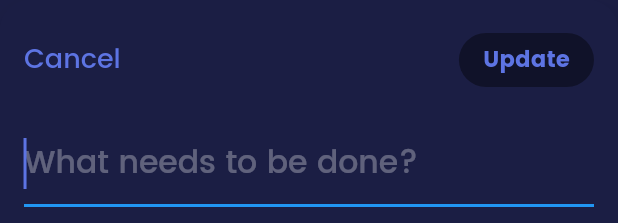
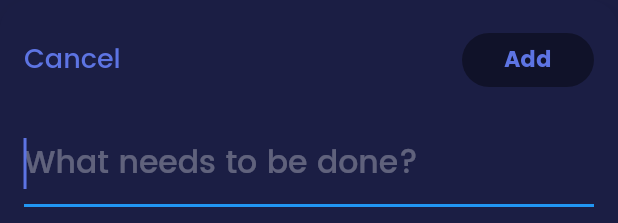
Before and after one commit to TunNandaAung/flutter-checklist, a Flutter app: the AddTodoForm widget shown alone on an empty page, opened directly with empty values, on a phone screen of 412 x 824 dp. Shown: the top 223 px of the screen. Run offline on Flutter 3.47's test engine with Material 2 defaults, Android fonts, the light colour scheme and no system bars; our stand-ins replace bloc, bubble_bottom_bar, circular_check_box, cloud_firestore, equatable, firebase_auth and 8 more; accounts and stored records are empty.

Commit message:
Change Add Button Text and Profile Snackbar color

```diff
--- a/lib/profile_bloc/profile_bloc.dart
+++ b/lib/profile_bloc/profile_bloc.dart
@@ -44,6 +44,7 @@ class ProfileBloc extends Bloc<ProfileEvent, ProfileState> {
       FirebaseUser user = await _userRepository.updateProfile(
           user: event.user, name: event.name, email: event.email);
       print('User : $user');
+
       yield ProfileLoaded(user: user);
     } catch (e) {
       print(e);
@@ -59,11 +60,15 @@ class ProfileBloc extends Bloc<ProfileEvent, ProfileState> {
           currentPassword: event.currentPassword,
           newPassword: event.newPassword);
       yield PasswordChanged();
+
+      await Future.delayed(Duration(milliseconds: 300));
+
       yield ProfileLoaded(user: event.user);
     } on PlatformException catch (e) {
       yield ProfileNotUpdated(e.message);
 
       await Future.delayed(Duration(milliseconds: 300));
+
       yield ProfileLoaded(user: event.user);
     }
   }
--- a/lib/todo/modal/add_todo_form.dart
+++ b/lib/todo/modal/add_todo_form.dart
@@ -82,7 +82,7 @@ class _AddTodoFormState extends State<AddTodoForm> {
                               disabledColor: Colors.grey,
                               shape: RoundedRectangleBorder(
                                   borderRadius: BorderRadius.circular(50.0)),
-                              child: Text('Update',
+                              child: Text('Add',
                                   style: Theme.of(context).textTheme.button),
                             )
                           ],
--- a/lib/todo/screens/profile_screen.dart
+++ b/lib/todo/screens/profile_screen.dart
@@ -60,7 +60,7 @@ class _ProfileState extends State<Profile> {
                 shape: RoundedRectangleBorder(
                     borderRadius: BorderRadius.circular(10.0)),
                 //backgroundColor: Color(0xFF2d3447),
-                backgroundColor: Color(0xFF5d74e3),
+                backgroundColor: Colors.red,
                 duration: Duration(seconds: 2),
                 content: Container(
                   height: null,
```
